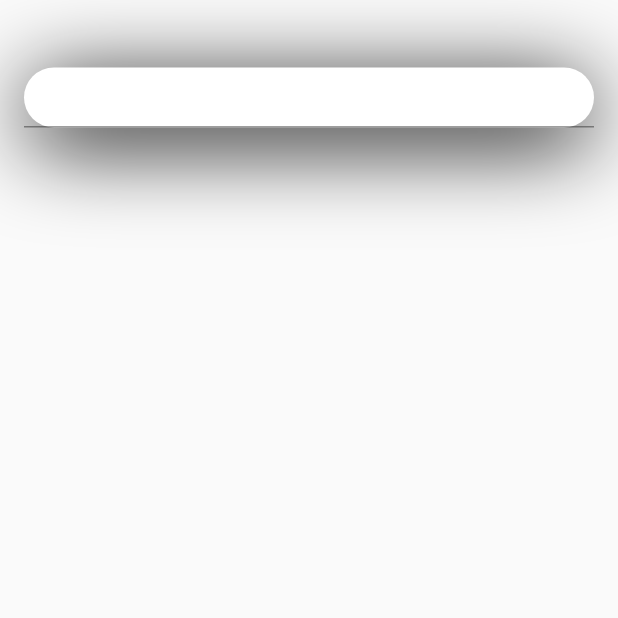
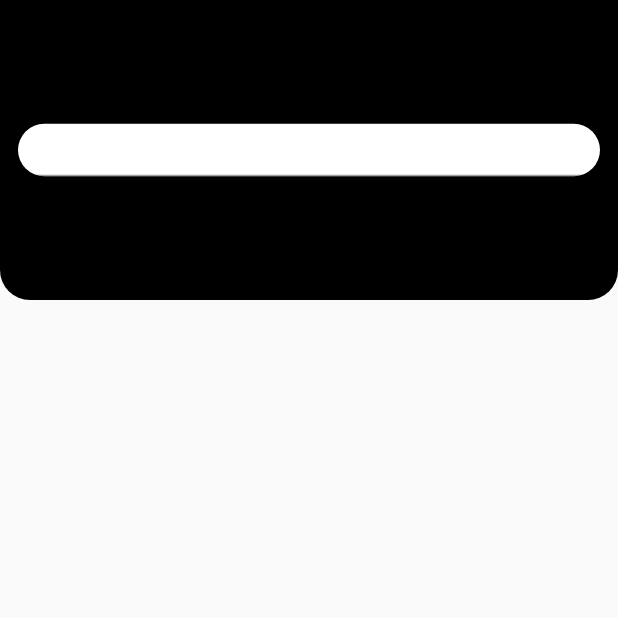
Before and after one commit to hohooio823/Weather, a Flutter app: the screen it shows after launch, on a phone screen of 412 x 824 dp, the top half of it. Run offline on Flutter 3.47's test engine with Material 2 defaults, Android fonts, the phone set to English and light mode, and no system bars.

Commit message:
Styling the search bar (WIP)

```diff
--- a/lib/Components/searchBar.dart
+++ b/lib/Components/searchBar.dart
@@ -16,7 +16,19 @@ class _SearchBarState extends State<SearchBar> {
   @override
   Widget build(BuildContext context) {
     return Container(
-      height:40,
+      height:200,
+      decoration: BoxDecoration(
+        borderRadius: BorderRadius.only(
+          bottomLeft: Radius.circular(20),
+          bottomRight: Radius.circular(20),
+        ),
+        color: Colors.black,
+      ),
+      alignment: Alignment.center,
+      child:Padding(
+          padding: EdgeInsets.fromLTRB(12, 0, 12, 0),
+          child:Container(
+          height:35,
           decoration: BoxDecoration(
             borderRadius: BorderRadius.circular(20),
             color: Colors.white,
@@ -25,8 +37,7 @@ class _SearchBarState extends State<SearchBar> {
               blurRadius: 50,
             )]
               ),
-      child:Visibility(
-        child: TextField(
+              child:TextField(
                       onChanged: (text)=>{
                         getWeather(text)
                         .then((value) =>{
@@ -38,12 +49,9 @@ class _SearchBarState extends State<SearchBar> {
                           }
                         })
                       },
-            ),
-        maintainSize: true,
-        maintainAnimation: true,
-        maintainState: true,
-        visible: true,
-      ),
+                    )
+            )
+      )
     );
   }
 }
--- a/lib/MyCustomForm.dart
+++ b/lib/MyCustomForm.dart
@@ -16,15 +16,12 @@ class _MyCustomFormState extends State<MyCustomForm> {
   @override
   Widget build(BuildContext context) {
     return Scaffold(
-      body: Padding(
-        padding: EdgeInsets.fromLTRB(16, 45, 16, 16),
-        child: Column(
-          children: <Widget>[
-            SearchBar(callback),
-            Text(weatherForecast!=null?weatherForecast['temp'].toString():'')
-          ],
+      body: Column(
+            children: <Widget>[
+              SearchBar(callback),
+              Text(weatherForecast!=null?weatherForecast['temp'].toString():'')
+            ],
         ),
-      ),
     );
   }
 }
```
Lines whose indentation alone changed are shown as unchanged.
